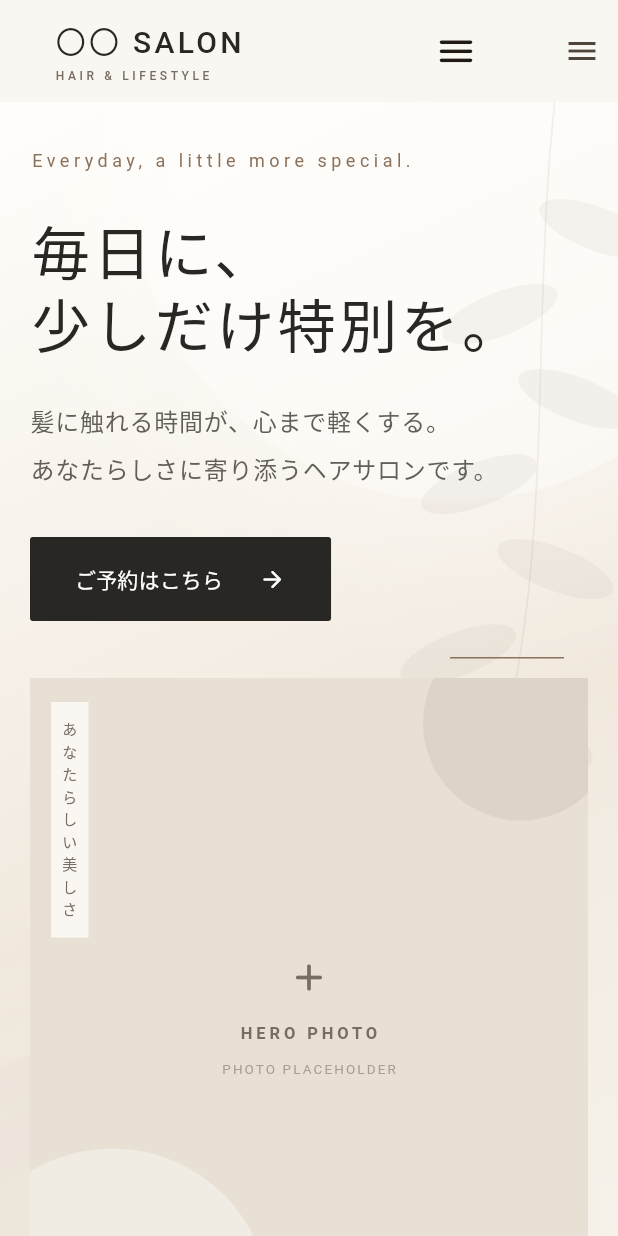
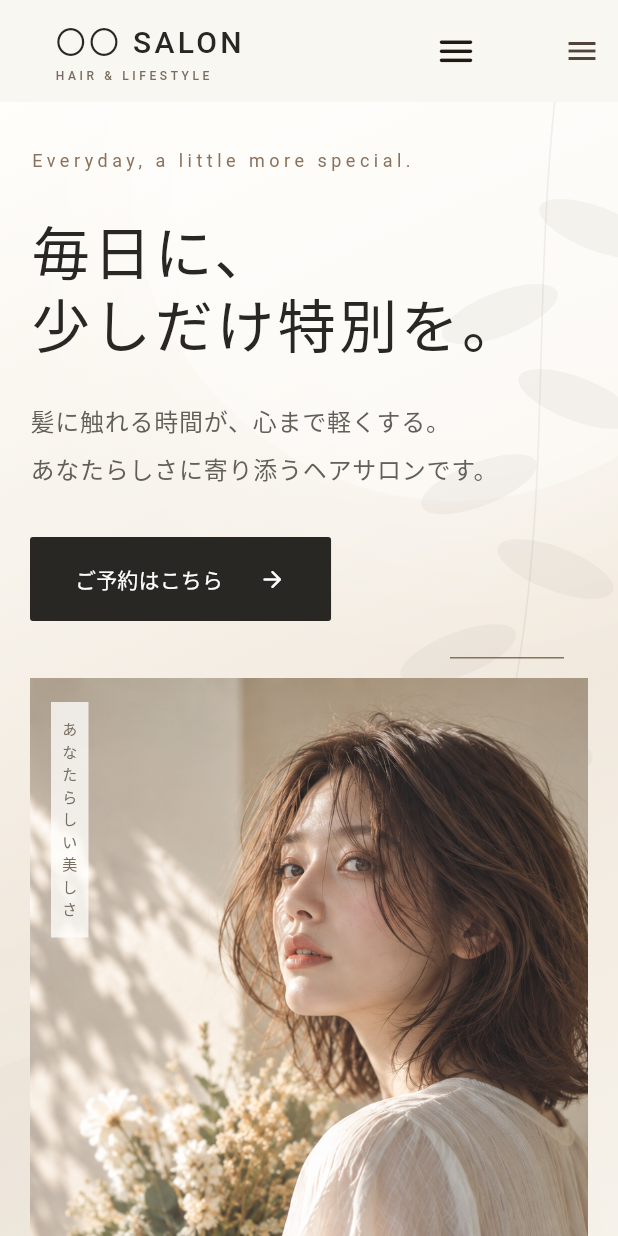
Before and after one commit to takuya42/portfolio, a Flutter app: the screen it shows after launch, on a phone screen of 412 x 824 dp. Run offline on Flutter 3.47's test engine with Material 3 defaults, Android fonts, the light colour scheme and no system bars.

Commit message:
Use salon model image in homepage hero

```diff
--- a/lib/core/app_assets.dart
+++ b/lib/core/app_assets.dart
@@ -1,6 +1,5 @@
 abstract final class AppAssets {
-  // 写真を追加したら null を 'assets/images/hero.webp' のように変更します。
-  static const String? hero = null;
+  static const String hero = 'assets/images/Image.png';
   static const List<String?> styles = [null, null, null, null, null, null];
   static const List<String?> staff = [null, null, null];
 }
--- a/lib/widgets/common/salon_image.dart
+++ b/lib/widgets/common/salon_image.dart
@@ -9,12 +9,14 @@ class SalonImage extends StatelessWidget {
     super.key,
     this.label = 'SALON IMAGE',
     this.fit = BoxFit.cover,
+    this.alignment = Alignment.center,
   });
 
   final String? assetPath;
   final String semanticLabel;
   final String label;
   final BoxFit fit;
+  final AlignmentGeometry alignment;
 
   @override
   Widget build(BuildContext context) {
@@ -22,6 +24,7 @@ class SalonImage extends StatelessWidget {
       return Image.asset(
         path,
         fit: fit,
+        alignment: alignment,
         width: double.infinity,
         height: double.infinity,
         semanticLabel: semanticLabel,
--- a/lib/widgets/sections/hero_section.dart
+++ b/lib/widgets/sections/hero_section.dart
@@ -102,18 +102,20 @@ class HeroSection extends StatelessWidget {
   }
 
   Widget _buildVisual(BuildContext context) {
-    return RevealOnScroll(
-      delay: const Duration(milliseconds: 460),
-      offset: 18,
-      child: Stack(
+    return Stack(
       clipBehavior: Clip.none,
       children: [
         AspectRatio(
-            aspectRatio: context.isMobile ? .82 : 1.12,
-            child: const SalonImage(
+          aspectRatio: context.isMobile ? .82 : 1.18,
+          child: const ClipRect(
+            child: _HeroImageEntrance(
+              child: SalonImage(
                 assetPath: AppAssets.hero,
                 semanticLabel: 'サロンのメインビジュアル',
-              label: 'HERO PHOTO',
+                fit: BoxFit.cover,
+                alignment: Alignment(.35, 0),
+              ),
+            ),
           ),
         ),
         Positioned(
@@ -126,10 +128,7 @@ class HeroSection extends StatelessWidget {
           bottom: -22,
           child: Container(
             color: AppColors.charcoal,
-              padding: const EdgeInsets.symmetric(
-                horizontal: 20,
-                vertical: 14,
-              ),
+            padding: const EdgeInsets.symmetric(horizontal: 20, vertical: 14),
             child: const Text(
               'BEAUTY IN YOUR WAY',
               style: TextStyle(
@@ -146,6 +145,45 @@ class HeroSection extends StatelessWidget {
           child: Container(width: 76, height: 1, color: AppColors.accent),
         ),
       ],
+    );
+  }
+}
+
+class _HeroImageEntrance extends StatefulWidget {
+  const _HeroImageEntrance({required this.child});
+
+  final Widget child;
+
+  @override
+  State<_HeroImageEntrance> createState() => _HeroImageEntranceState();
+}
+
+class _HeroImageEntranceState extends State<_HeroImageEntrance> {
+  bool _visible = false;
+
+  @override
+  void initState() {
+    super.initState();
+    WidgetsBinding.instance.addPostFrameCallback((_) {
+      if (mounted) setState(() => _visible = true);
+    });
+  }
+
+  @override
+  Widget build(BuildContext context) {
+    final reduceMotion = MediaQuery.disableAnimationsOf(context);
+    final visible = _visible || reduceMotion;
+    final duration = reduceMotion ? Duration.zero : const Duration(seconds: 2);
+
+    return AnimatedOpacity(
+      opacity: visible ? 1 : 0,
+      duration: duration,
+      curve: Curves.easeOutCubic,
+      child: AnimatedScale(
+        scale: visible ? 1 : 1.03,
+        duration: duration,
+        curve: Curves.easeOutCubic,
+        child: widget.child,
       ),
     );
   }
```
Also changed, not shown: 1 other file. Lines whose indentation alone changed are shown as unchanged.
